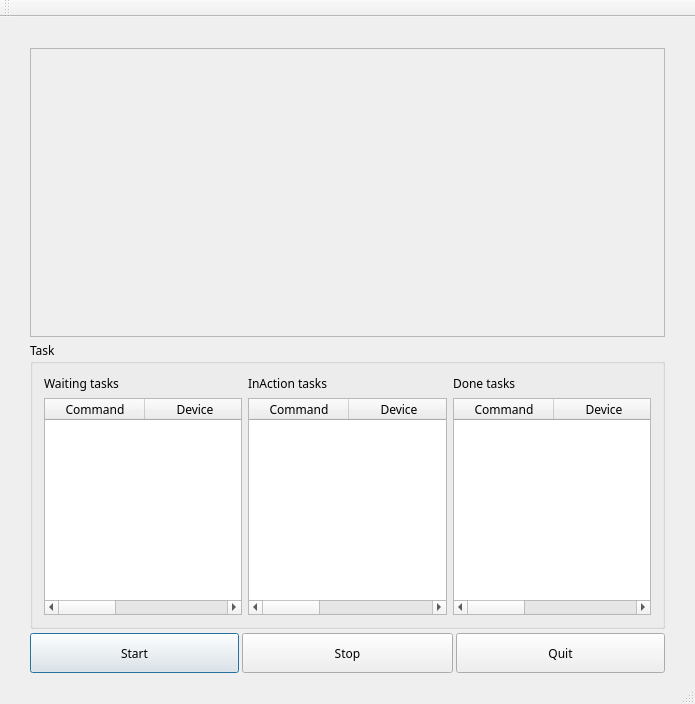
This is Robot_v1/mainwindow.ui in wayneliu0512/Robot_v1 as Qt 5 draws it before an edit. The edited form follows.
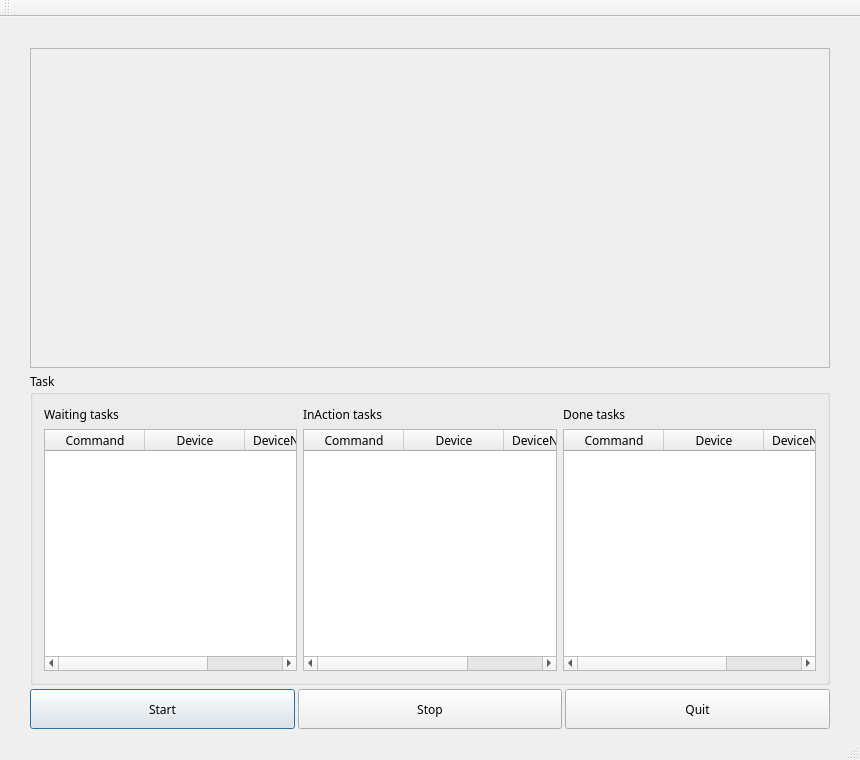
This is the edited form. Icons and pictures are not drawn. Custom widgets are drawn as their Qt base class.

Diff of the .ui file:
```diff
--- a/Robot_v1/mainwindow.ui
+++ b/Robot_v1/mainwindow.ui
@@ -6,8 +6,8 @@
    <rect>
     <x>0</x>
     <y>0</y>
-    <width>695</width>
-    <height>704</height>
+    <width>860</width>
+    <height>760</height>
    </rect>
   </property>
   <property name="font">
@@ -97,8 +97,8 @@
      <widget class="QScrollArea" name="scrollArea">
       <property name="minimumSize">
        <size>
-        <width>600</width>
-        <height>270</height>
+        <width>800</width>
+        <height>320</height>
        </size>
       </property>
       <property name="widgetResizable">
@@ -109,8 +109,8 @@
         <rect>
          <x>0</x>
          <y>0</y>
-         <width>633</width>
-         <height>268</height>
+         <width>798</width>
+         <height>318</height>
         </rect>
        </property>
       </widget>
```
Left out of the diff: 4 changed lines with no effect on the pictures.
